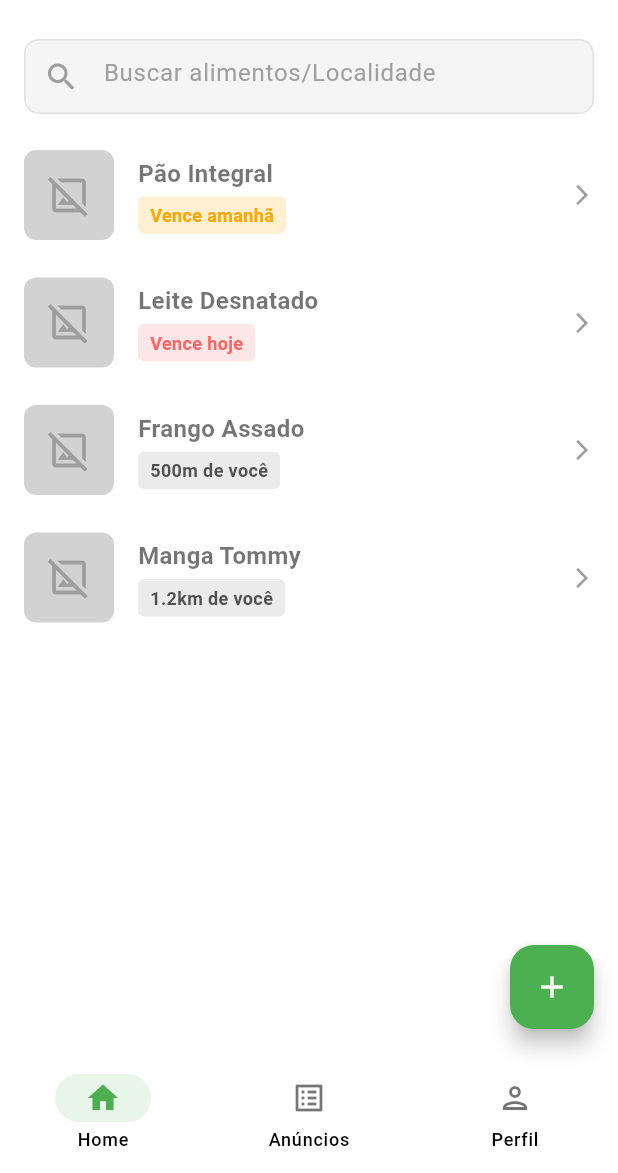
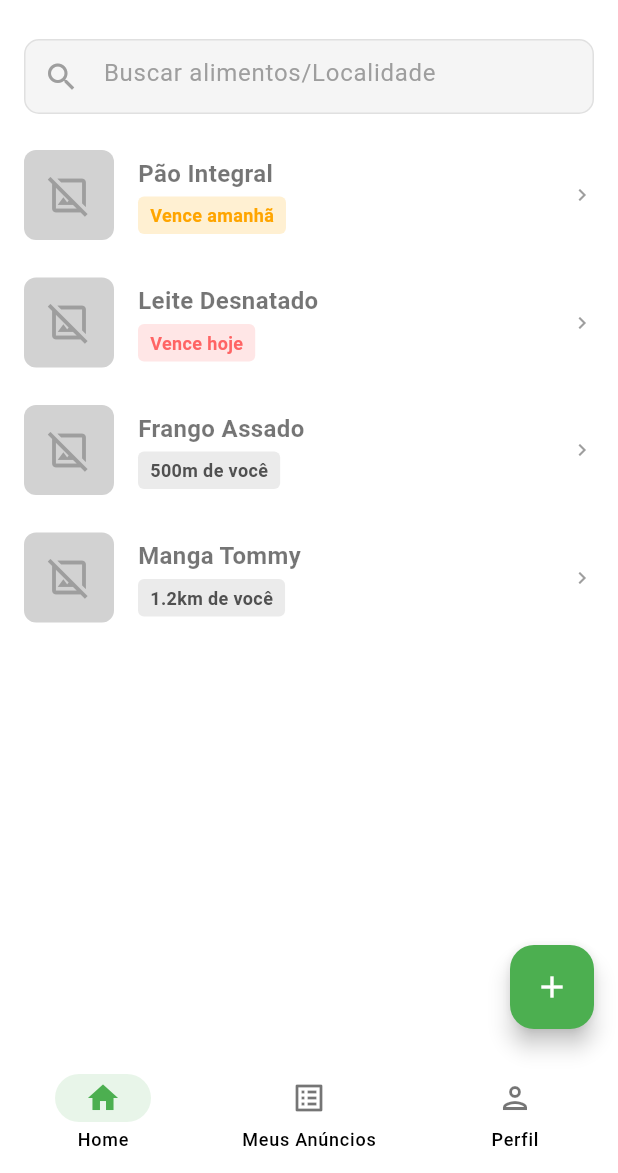
Before and after one commit to TalitaMunis/App_Bora_Trocar, a Flutter app: the MainNavigationScreen screen opened directly, on a phone screen of 412 x 824 dp, the part 63-1236 px from its top. Run offline on Flutter 3.47's test engine with Material 3 defaults, Android fonts, the light colour scheme and no system bars; our stand-ins replace shared_preferences; accounts and stored records are empty; network calls fail.

Commit message:
CRUD_implementado

```diff
--- a/bora_trocar/lib/models/food_listing.dart
+++ b/bora_trocar/lib/models/food_listing.dart
@@ -12,6 +12,7 @@ class FoodListing {
   final DateTime expiryDate;
   final String description;
   final String contactInfo;
+  final String quantity;
 
   FoodListing({
     required this.id,
@@ -21,6 +22,7 @@ class FoodListing {
     required this.expiryDate,
     required this.description,
     required this.contactInfo,
+    required this.quantity
   });
 
   // 🎯 MÉTODO copyWith ADICIONADO
@@ -32,6 +34,7 @@ class FoodListing {
     DateTime? expiryDate,
     String? description,
     String? contactInfo,
+    String? quantity,
   }) {
     return FoodListing(
       // Se o novo ID for passado, usa-o. Caso contrário, usa o ID existente (this.id).
@@ -43,6 +46,7 @@ class FoodListing {
       expiryDate: expiryDate ?? this.expiryDate,
       description: description ?? this.description,
       contactInfo: contactInfo ?? this.contactInfo,
+      quantity: quantity ?? this.quantity,
     );
   }
 
@@ -61,6 +65,7 @@ final List<FoodListing> mockListings = [
     expiryDate: DateTime.now().add(const Duration(days: 1)),
     description: 'Pão de forma integral, pacote lacrado.',
     contactInfo: '5511987654321',
+    quantity: '1 pacote',
   ),
   FoodListing(
     id: 2, // ID como INT
@@ -70,6 +75,7 @@ final List<FoodListing> mockListings = [
     expiryDate: DateTime.now(),
     description: 'Caixa de Leite Desnatado.',
     contactInfo: '5511987654321',
+    quantity: '1 litro',
   ),
   FoodListing(
     id: 3, // ID como INT
@@ -79,6 +85,7 @@ final List<FoodListing> mockListings = [
     expiryDate: DateTime.now().add(const Duration(days: 5)),
     description: 'Metade de um frango assado.',
     contactInfo: '5511987654321',
+    quantity: '500g',
   ),
   FoodListing(
     id: 4, // ID como INT
@@ -88,5 +95,6 @@ final List<FoodListing> mockListings = [
     expiryDate: DateTime.now().add(const Duration(days: 3)),
     description: 'Três mangas maduras.',
     contactInfo: '5511987654321',
+    quantity: '3 unidades',
   ),
 ];
--- a/bora_trocar/lib/screens/detail_screen.dart
+++ b/bora_trocar/lib/screens/detail_screen.dart
@@ -82,8 +82,6 @@ class DetailScreen extends StatelessWidget {
 
 // --- Ação de Edição (RF03) ---
   void _editListing(BuildContext context) {
-     // ✅ IMPLEMENTAÇÃO FINAL: Abre a tela de criação/edição,
-     // passando o item para pré-preencher o formulário.
      Navigator.of(context).push(
        MaterialPageRoute(
          builder: (_) => NewAdPage(listingToEdit: listing),
@@ -159,6 +157,12 @@ class DetailScreen extends StatelessWidget {
               ),
             ),
 
+            // --- Quantidade (Campo que estava faltando antes) ---
+            const Text('Quantidade:', style: TextStyle(fontWeight: FontWeight.bold, fontSize: 16)),
+            const SizedBox(height: 8),
+            Text(listing.quantity),
+            const SizedBox(height: 20),
+
             const SizedBox(height: 20),
 
             // --- Descrição ---
--- a/bora_trocar/lib/screens/main_navigation_screen.dart
+++ b/bora_trocar/lib/screens/main_navigation_screen.dart
@@ -95,7 +95,7 @@ class _MainNavigationScreenState extends State<MainNavigationScreen> {
           NavigationDestination(
             selectedIcon: Icon(Icons.list_alt, color: AppTheme.primaryColor),
             icon: Icon(Icons.list_alt_outlined, color: Colors.black54),
-            label: 'Anúncios',
+            label: 'Meus Anúncios',
           ),
           // 2. Perfil
           NavigationDestination(
--- a/bora_trocar/lib/screens/new_ad_page.dart
+++ b/bora_trocar/lib/screens/new_ad_page.dart
@@ -112,6 +112,7 @@ class _NewAdPageState extends State<NewAdPage> {
       final statusProximidadeVencimento = isEditing ? widget.listingToEdit!.statusProximidadeVencimento : 'Novo anúncio!';
       final contactInfoMock = '5511999999999';
 
+
       // 1. Constrói o objeto (Novo ou Atualizado)
       final listingToSave = FoodListing(
         // Se for edição, mantém o ID original. Se for criação, usa ID 0 (o serviço gera o ID final).
@@ -122,6 +123,7 @@ class _NewAdPageState extends State<NewAdPage> {
         statusProximidadeVencimento: statusProximidadeVencimento,
         contactInfo: contactInfoMock,
         imageUrl: widget.listingToEdit?.imageUrl, // Mantém a URL se for edição
+        quantity: _quantity,
       );
 
       // 2. Lógica de decisão: Edição ou Criação
--- a/bora_trocar/lib/widgets/simple_listing_card.dart
+++ b/bora_trocar/lib/widgets/simple_listing_card.dart
@@ -2,12 +2,16 @@ import 'package:flutter/material.dart';
 import '../models/food_listing.dart';
 import '../theme/app_theme.dart'; // Importa seu arquivo de tema
 
-// O nome da classe deve ser SimpleListingCard para ser coerente com o nome do arquivo
 class SimpleListingCard extends StatelessWidget {
   final FoodListing listing;
   final VoidCallback? onTap; // ✅ O callback está aqui
 
-  const SimpleListingCard({super.key, required this.listing, this.onTap,});
+  // ✅ ATENÇÃO: Corrigido o construtor para aceitar 'onTap' corretamente
+  const SimpleListingCard({
+    super.key,
+    required this.listing,
+    this.onTap,
+  });
 
 
   Widget _buildStatusChip(String status) {
@@ -47,7 +51,10 @@ class SimpleListingCard extends StatelessWidget {
   Widget build(BuildContext context) {
     return Column(
       children: [
-        Padding(
+        // 🎯 INKWELL ADICIONADO AQUI para capturar o toque em toda a área
+        InkWell(
+          onTap: onTap, // Usa o callback passado pela HomePage/AdsPage
+          child: Padding(
             padding: const EdgeInsets.symmetric(horizontal: 16.0, vertical: 12.0),
             child: Row(
               crossAxisAlignment: CrossAxisAlignment.center,
@@ -77,9 +84,7 @@ class SimpleListingCard extends StatelessWidget {
                     crossAxisAlignment: CrossAxisAlignment.start,
                     mainAxisAlignment: MainAxisAlignment.center,
                     children: [
-                    // AQUI está a correção da Opção 1: usamos o '??'
                       Text(
-                      // Se listing.title for nulo (apesar de ser required), usa 'Produto Desconhecido'
                         listing.title,
                         style: const TextStyle(
                           fontSize: 16,
@@ -94,9 +99,10 @@ class SimpleListingCard extends StatelessWidget {
                   ),
                 ),
 
-              // Ícone para Detalhes
-              const Icon(Icons.arrow_forward_ios, size: 16, color: Colors.grey),
+                // Ícone para Detalhes (Continua apenas como visual)
+                const Icon(Icons.chevron_right, size: 16, color: Colors.grey),
               ],
+            ),
           ),
         ),
         // Divisor
```
Lines whose indentation alone changed are shown as unchanged.
